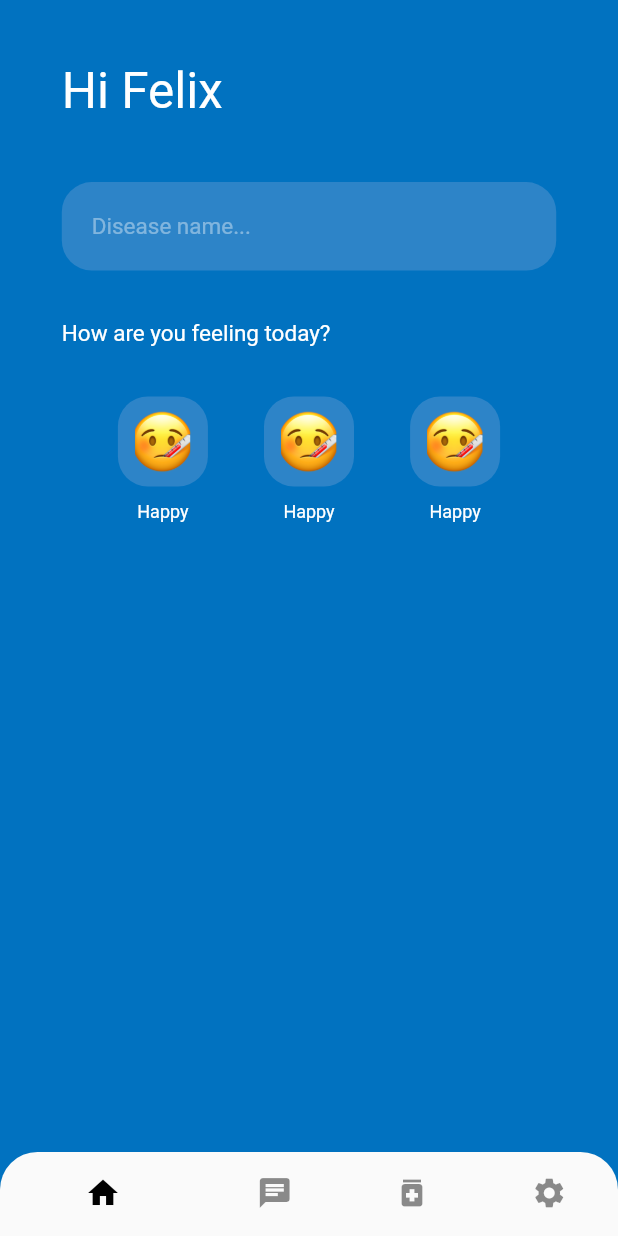
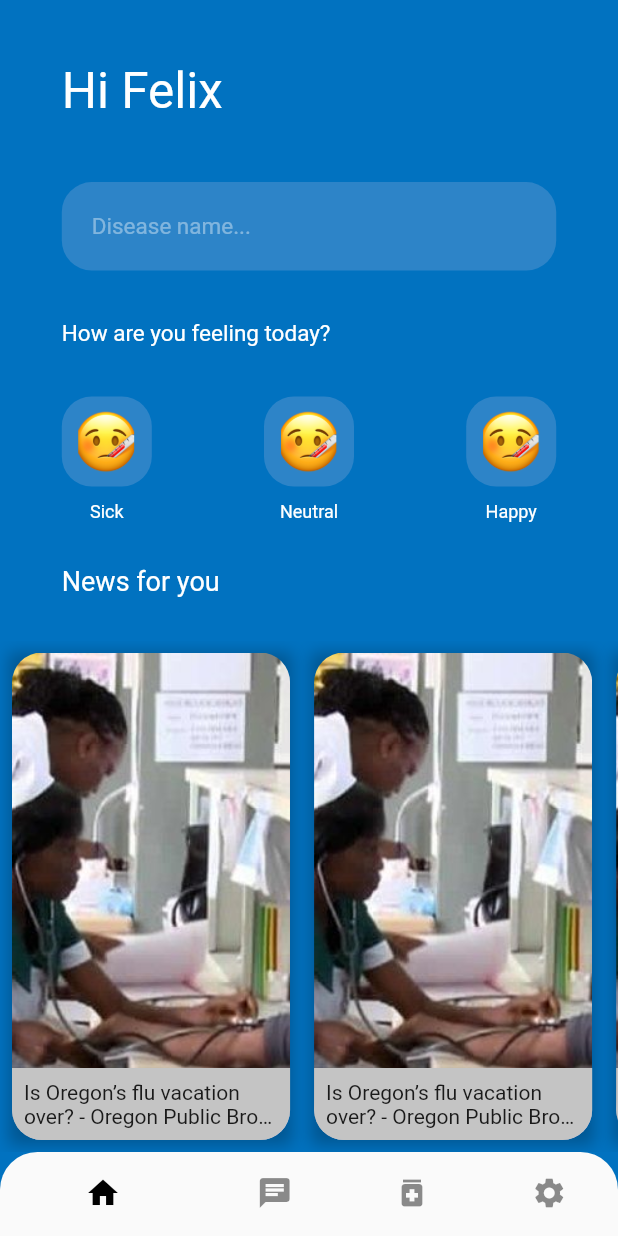
Before and after one commit to gyatashoa/doctr, a Flutter app: the HomeView screen opened by its route, on a phone screen of 412 x 824 dp. Run offline on Flutter 3.47's test engine with Material 2 defaults, Android fonts, the phone set to English and light mode, and no system bars; our stand-ins replace firebase_auth, firebase_core, flutter_hooks, flutter_svg, google_fonts, google_sign_in and 4 more; missing offline and left inert: stacked_hooks; accounts and stored records are empty.

Commit message:
home tab completed ui

```diff
--- /dev/null
+++ b/lib/models/news_model.dart
@@ -0,0 +1,8 @@
+class NewsModel {
+  final String title;
+  final String imageUrl;
+  NewsModel({
+    required this.title,
+    required this.imageUrl,
+  });
+}
--- a/lib/views/home/home_view.dart
+++ b/lib/views/home/home_view.dart
@@ -19,7 +19,10 @@ class HomeView extends ViewModelBuilderWidget<HomeViewModel> {
     return Padding(
       padding: EdgeInsets.only(top: statusViewHeight),
       child: Scaffold(
-        body: IndexedStack(index: viewModel.index, children: tabView),
+        body: SizedBox(
+            height: devSize.height,
+            width: devSize.width,
+            child: IndexedStack(index: viewModel.index, children: tabView)),
         backgroundColor: primaryColor,
         bottomNavigationBar: ClipRRect(
           borderRadius: const BorderRadius.vertical(top: Radius.circular(25)),
--- a/lib/views/home/tabs/home_tab.dart
+++ b/lib/views/home/tabs/home_tab.dart
@@ -1,8 +1,8 @@
-import 'package:doctr/theme/colors.dart';
+import 'package:doctr/models/news_model.dart';
 import 'package:doctr/views/home/home_view_model.dart';
 import 'package:doctr/widgets/emoji_btn.dart';
+import 'package:doctr/widgets/new_tile.dart';
 import 'package:flutter/material.dart';
-import 'package:google_fonts/google_fonts.dart';
 import 'package:stacked/stacked.dart';
 
 class HomeTab extends ViewModelWidget<HomeViewModel> {
@@ -10,12 +10,27 @@ class HomeTab extends ViewModelWidget<HomeViewModel> {
 
   @override
   Widget build(BuildContext context, HomeViewModel model) {
+    //TODO: Remove after api is implemented
+    List<NewsModel> _news = [
+      NewsModel(
+          title: 'Is Oregon’s flu vacation over? - Oregon Public Broadcasting',
+          imageUrl: 'assets/images/health_compressed.jpg'),
+      NewsModel(
+          title: 'Is Oregon’s flu vacation over? - Oregon Public Broadcasting',
+          imageUrl: 'assets/images/health_compressed.jpg'),
+      NewsModel(
+          title: 'Is Oregon’s flu vacation over? - Oregon Public Broadcasting',
+          imageUrl: 'assets/images/health_compressed.jpg')
+    ];
     final devSize = MediaQuery.of(context).size;
     return GestureDetector(
       onTap: FocusScope.of(context).unfocus,
-      child: Padding(
+      child: Column(
+        children: [
+          Padding(
             padding: EdgeInsets.symmetric(horizontal: devSize.width * .1),
-        child: Column(crossAxisAlignment: CrossAxisAlignment.start, children: [
+            child:
+                Column(crossAxisAlignment: CrossAxisAlignment.start, children: [
               Padding(
                 padding: EdgeInsets.symmetric(vertical: devSize.height * .05),
                 child: Text(
@@ -34,7 +49,10 @@ class HomeTab extends ViewModelWidget<HomeViewModel> {
                     padding: const EdgeInsets.all(20),
                     child: TextField(
                         cursorColor: Colors.white,
-                    style: Theme.of(context).textTheme.displaySmall!.copyWith(
+                        style: Theme.of(context)
+                            .textTheme
+                            .displaySmall!
+                            .copyWith(
                                 fontSize: 16,
                                 fontWeight: FontWeight.w500,
                                 color: Colors.white.withOpacity(.8)),
@@ -58,10 +76,12 @@ class HomeTab extends ViewModelWidget<HomeViewModel> {
                 ),
               ),
               Row(
-            mainAxisAlignment: MainAxisAlignment.spaceEvenly,
+                mainAxisAlignment: MainAxisAlignment.spaceBetween,
                 children: [
                   EmojiButton(
-                  emoji: 'assets/icons/sick.svg', text: 'Sick', onTap: () {}),
+                      emoji: 'assets/icons/sick.svg',
+                      text: 'Sick',
+                      onTap: () {}),
                   EmojiButton(
                       emoji: 'assets/icons/neutral.svg',
                       text: 'Neutral',
@@ -71,8 +91,34 @@ class HomeTab extends ViewModelWidget<HomeViewModel> {
                       text: 'Happy',
                       onTap: () {}),
                 ],
+              ),
+              Padding(
+                padding: EdgeInsets.symmetric(vertical: devSize.height * .035),
+                child: Text(
+                  'News for you',
+                  style: Theme.of(context)
+                      .textTheme
+                      .bodyMedium!
+                      .copyWith(fontSize: 18, color: Colors.white),
+                ),
+              ),
+            ]),
+          ),
+          Flexible(
+            // height: devSize.height * .3,
+            // width: double.infinity,
+            child: ListView.builder(
+                physics: const BouncingScrollPhysics(),
+                scrollDirection: Axis.horizontal,
+                itemCount: _news.length,
+                itemBuilder: (_, i) => Padding(
+                      padding: const EdgeInsets.symmetric(horizontal: 8.0),
+                      child: NewsTile(
+                        news: _news[i],
+                      ),
+                    )),
           )
-        ]),
+        ],
       ),
     );
   }
--- a/lib/widgets/emoji_btn.dart
+++ b/lib/widgets/emoji_btn.dart
@@ -10,7 +10,9 @@ class EmojiButton extends StatelessWidget {
 
   @override
   Widget build(BuildContext context) {
-    return Column(
+    return InkWell(
+      onTap: onTap,
+      child: Column(
         children: [
           Container(
             height: 60,
@@ -24,17 +26,18 @@ class EmojiButton extends StatelessWidget {
               borderRadius: BorderRadius.circular(20),
             ),
           ),
-        SizedBox(
+          const SizedBox(
             height: 10,
           ),
           Text(
-          'Happy',
+            text,
             style: Theme.of(context)
                 .textTheme
                 .bodySmall!
                 .copyWith(color: Colors.white),
           )
         ],
+      ),
     );
   }
 }
--- /dev/null
+++ b/lib/widgets/new_tile.dart
@@ -0,0 +1,53 @@
+import 'package:doctr/models/news_model.dart';
+import 'package:flutter/material.dart';
+
+class NewsTile extends StatelessWidget {
+  const NewsTile({Key? key, required this.news}) : super(key: key);
+  final NewsModel news;
+
+  @override
+  Widget build(BuildContext context) {
+    final devSize = MediaQuery.of(context).size;
+    return Padding(
+      padding: const EdgeInsets.symmetric(vertical: 8.0),
+      child: Container(
+        decoration: BoxDecoration(boxShadow: [
+          BoxShadow(
+              color: Colors.black.withOpacity(.25),
+              offset: Offset(0, 2),
+              blurRadius: 8,
+              spreadRadius: 2)
+        ]),
+        // height: devSize.height * .009,
+        width: devSize.width * .45,
+        child: Stack(children: [
+          Container(
+            decoration: BoxDecoration(
+                borderRadius: BorderRadius.circular(20),
+                image: DecorationImage(
+                    image: AssetImage(news.imageUrl), fit: BoxFit.cover)),
+          ),
+          Positioned(
+            bottom: 0,
+            right: 0,
+            left: 0,
+            child: Container(
+              decoration: const BoxDecoration(
+                  color: Color(0xffC4C4C4),
+                  borderRadius:
+                      BorderRadius.vertical(bottom: Radius.circular(20))),
+              child: Padding(
+                padding: const EdgeInsets.all(8.0),
+                child: Text(
+                  news.title,
+                  maxLines: 2,
+                  overflow: TextOverflow.ellipsis,
+                ),
+              ),
+            ),
+          ),
+        ]),
+      ),
+    );
+  }
+}
--- a/pubspec.yaml
+++ b/pubspec.yaml
@@ -74,7 +74,7 @@ flutter:
   assets:
     - assets/animations/
     - assets/icons/
-
+    - assets/images/
   # An image asset can refer to one or more resolution-specific "variants", see
   # https://flutter.dev/assets-and-images/#resolution-aware.
 
```
Also changed, not shown: assets/images/health_compressed.jpg (added). Lines whose indentation alone changed are shown as unchanged.
